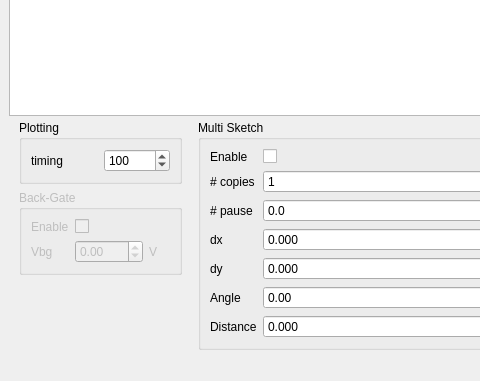
MerlinSmiles/lithocontrol, file mainwindow.ui: the form before one commit; both pictures show x 0 to 480 and y 497 to 878 of the 1059 by 878 pixel window.
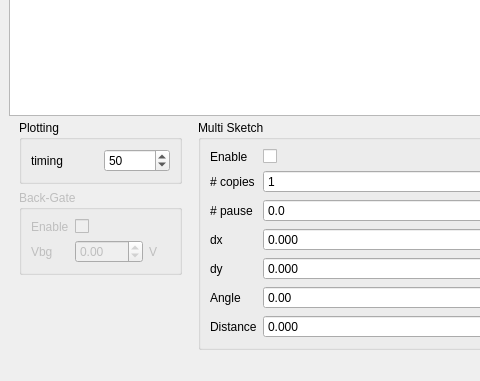
The form after the commit.

Diff of the .ui file:
```diff
--- a/mainwindow.ui
+++ b/mainwindow.ui
@@ -260,7 +260,7 @@
                  <number>10</number>
                 </property>
                 <property name="value">
-                 <number>100</number>
+                 <number>50</number>
                 </property>
                </widget>
               </item>
```
